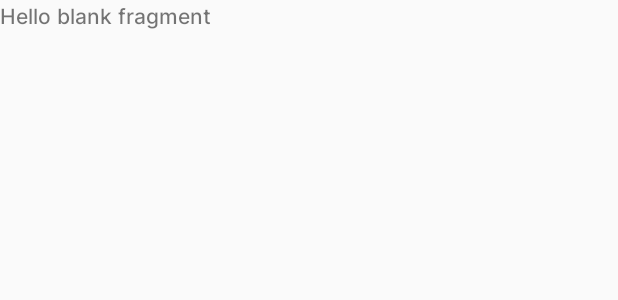
After one commit to JeRamirez25/appTurismo, an Android app: the layout fragment_rutas_escogidas.xml on its own in the app's theme, with its tools: preview values and no code run, on a phone screen of 412 x 824 dp. The commit adds this screen. Shown: the top 300 px of the screen. Run offline under Robolectric (Android 15) with nearby library versions, the phone set to English and light mode, and no system bars.

Commit message:
Parametros establecidos, faltan leves correciones

```diff
--- a/app/src/main/java/com/example/app_bases_datos/RutasParametros.kt
+++ b/app/src/main/java/com/example/app_bases_datos/RutasParametros.kt
@@ -9,7 +9,7 @@ import android.widget.*
 import com.google.firebase.firestore.FirebaseFirestore
 import com.google.firebase.firestore.GeoPoint
 import kotlin.math.*
-import java.util.*
+import java.util.Random
 
 class RutasParametros : Fragment() {
 
@@ -138,10 +138,9 @@ class RutasParametros : Fragment() {
                         Dirección: ${direcciones[index]}
                         Tiempo: ${tiempos[index]} minutos
                         Precio: ${precios[index]} COP
-                        -
                     """.trimIndent())
                 }
-                println(rutaEstablecida)
+                println("El nombre de la ruta es \"$texto\", tiene como paradas $rutaEstablecida")
             }
         }
         return view
--- /dev/null
+++ b/app/src/main/res/layout/fragment_rutas_escogidas.xml
@@ -0,0 +1,14 @@
+<?xml version="1.0" encoding="utf-8"?>
+<FrameLayout xmlns:android="http://schemas.android.com/apk/res/android"
+    xmlns:tools="http://schemas.android.com/tools"
+    android:layout_width="match_parent"
+    android:layout_height="match_parent"
+    tools:context=".RutasEscogidas">
+
+    <!-- TODO: Update blank fragment layout -->
+    <TextView
+        android:layout_width="match_parent"
+        android:layout_height="match_parent"
+        android:text="@string/hello_blank_fragment" />
+
+</FrameLayout>
--- a/app/src/main/res/layout/fragment_rutas_parametros.xml
+++ b/app/src/main/res/layout/fragment_rutas_parametros.xml
@@ -14,7 +14,7 @@
         android:layout_marginStart="67dp"
         android:layout_marginTop="70dp"
         android:autofillHints="Nombre de la ruta"
-        android:hint="Ingrese el nombre de su ruta"
+        android:hint="Ingrese el nombre de la ruta"
         android:inputType="textShortMessage"
         android:textColor="#111111"
         app:layout_constraintStart_toStartOf="parent"
```
Also changed, not shown: app/src/main/java/com/example/app_bases_datos/RutasEscogidas.kt (added, +59 -0 lines).
